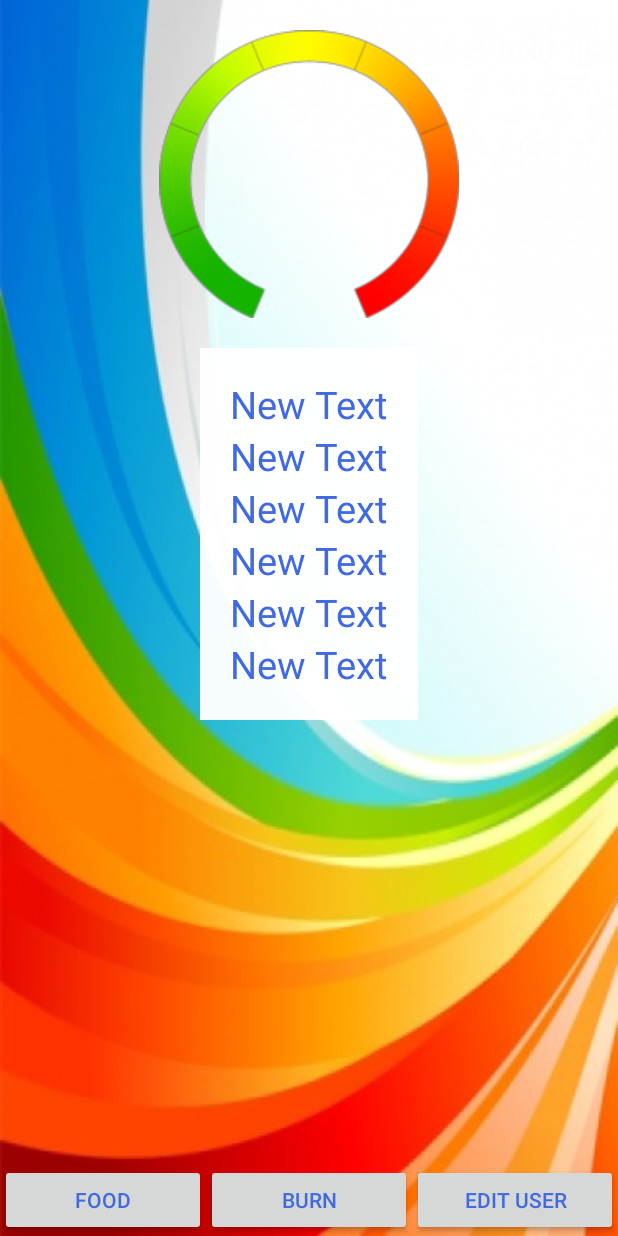
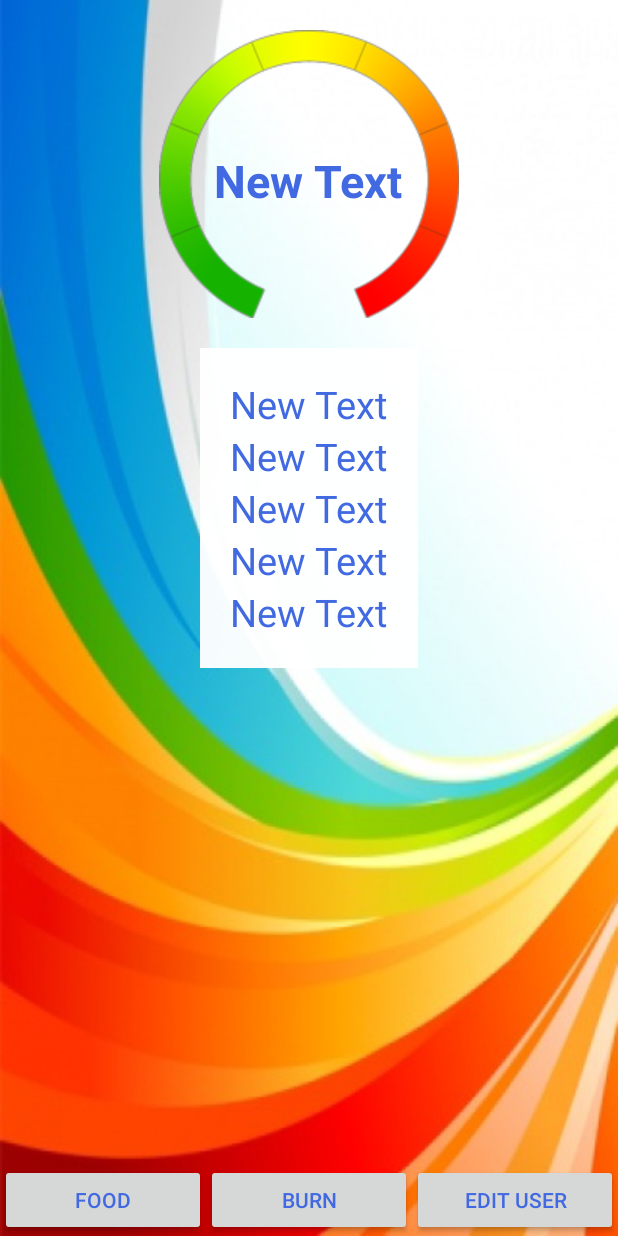
Before and after one commit to masterUNG/Weight-Control-From-May, an Android app: the MainActivity screen opened directly, with no data from a screen before it, on a phone screen of 412 x 824 dp. Run offline under Robolectric (Android 15) with nearby library versions, the phone set to English and light mode, and no system bars.

Commit message:
Ring Design

```diff
--- a/app/src/main/java/nu/khamenketkan/waritsara/weightcontrol/MainActivity.java
+++ b/app/src/main/java/nu/khamenketkan/waritsara/weightcontrol/MainActivity.java
@@ -34,6 +34,7 @@ public class MainActivity extends AppCompatActivity {
         caloriesTextView = (TextView) findViewById(R.id.textView11);
         burnTextView = (TextView) findViewById(R.id.textView12);
         myBMRTextView = (TextView) findViewById(R.id.textView13);
+
 
 
         myManage = new MyManage(this);
--- a/app/src/main/res/layout/activity_main.xml
+++ b/app/src/main/res/layout/activity_main.xml
@@ -6,6 +6,17 @@
     android:layout_height="match_parent"
     tools:context="nu.khamenketkan.waritsara.weightcontrol.MainActivity"
     android:background="@drawable/bg2">
+
+    <TextView
+        android:layout_width="wrap_content"
+        android:layout_height="wrap_content"
+        android:text="New Text"
+        android:id="@+id/textView13"
+        android:textSize="30sp"
+        android:textColor="@color/text"
+        android:layout_centerHorizontal="true"
+        android:layout_marginTop="100dp"
+        android:textStyle="normal|bold" />
 
     <LinearLayout
         android:orientation="horizontal"
@@ -90,13 +101,6 @@
             android:textSize="@dimen/h1"
             android:textColor="@color/text" />
 
-        <TextView
-            android:layout_width="wrap_content"
-            android:layout_height="wrap_content"
-            android:text="New Text"
-            android:id="@+id/textView13"
-            android:textSize="@dimen/h1"
-            android:textColor="@color/text" />
     </LinearLayout>
 
     <ImageView
```
